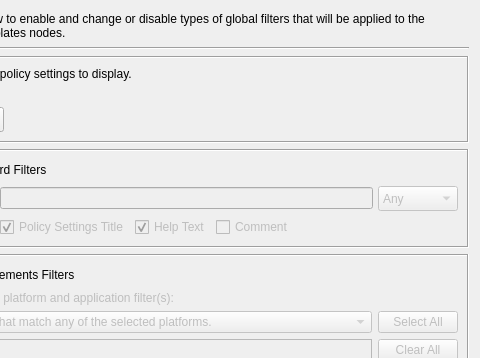
Old version of the form src/plugins/administrative_templates/ui/templatefilterdialog.ui in the repository august-alt/gpui; both pictures show x 118 to 598 and y 0 to 358 of the 598 by 546 pixel window.
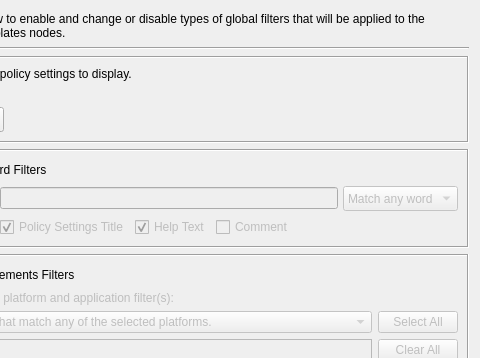
New version of the form.

Commit message: chore: make translations of keyword search options clear

```diff
--- a/src/plugins/administrative_templates/ui/templatefilterdialog.ui
+++ b/src/plugins/administrative_templates/ui/templatefilterdialog.ui
@@ -377,9 +377,12 @@
            <property name="editable">
             <bool>false</bool>
            </property>
+           <property name="currentText">
+            <string>Match any word</string>
+           </property>
            <item>
             <property name="text">
-             <string>Any</string>
+             <string>Match any word</string>
             </property>
            </item>
            <item>
```
Left out of the diff: 4 changed lines with no effect on the pictures. The commit also changes 2 other files.
